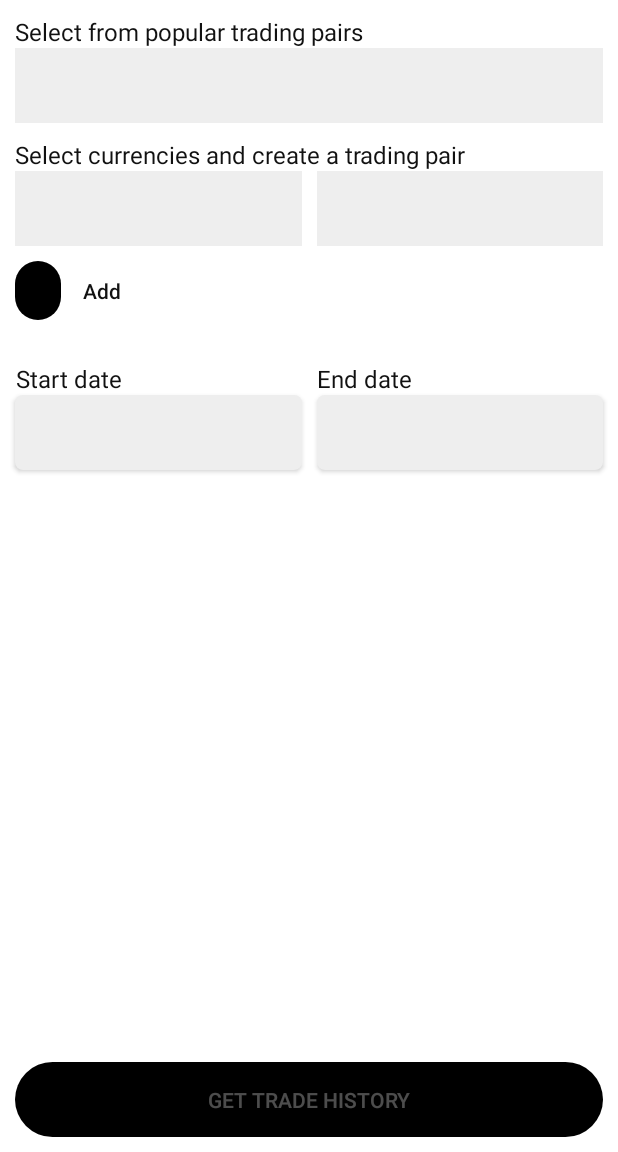
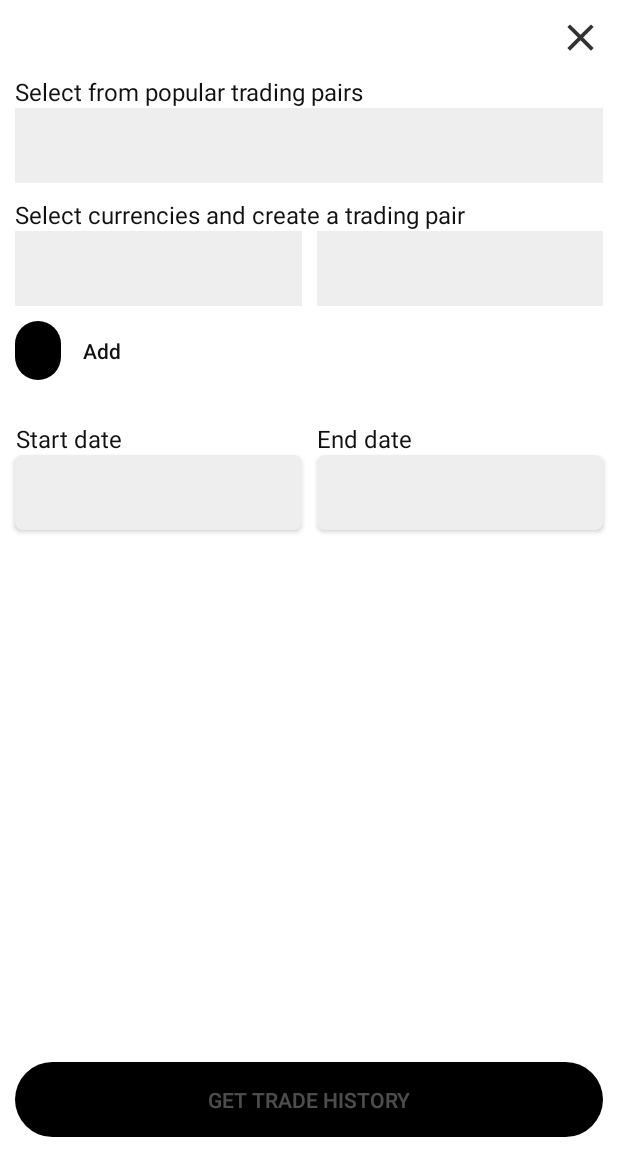
Before and after one commit to Tjx4/Wheather45, an Android app: the screen it shows after launch (MainActivity), after a tap on "Search", on a phone screen of 412 x 824 dp, the part 84-1236 px from its top. Run offline under Robolectric (Android 15) with nearby library versions, the light colour scheme and no system bars; our stand-ins replace data binding, navigation-ui; plain views replace AVLoadingIndicatorView; 14 statements that could not run were skipped.

Commit message:
Added close icon

```diff
--- /dev/null
+++ b/app/src/main/res/drawable-anydpi/ic_close.xml
@@ -0,0 +1,11 @@
+<vector xmlns:android="http://schemas.android.com/apk/res/android"
+    android:width="24dp"
+    android:height="24dp"
+    android:viewportWidth="24"
+    android:viewportHeight="24"
+    android:tint="#000000"
+    android:alpha="0.8">
+  <path
+      android:fillColor="@android:color/white"
+      android:pathData="M19,6.41L17.59,5 12,10.59 6.41,5 5,6.41 10.59,12 5,17.59 6.41,19 12,13.41 17.59,19 19,17.59 13.41,12z"/>
+</vector>
--- a/app/src/main/res/layout/fragment_history.xml
+++ b/app/src/main/res/layout/fragment_history.xml
@@ -109,16 +109,30 @@
 
         </androidx.coordinatorlayout.widget.CoordinatorLayout>
 
+
         <androidx.constraintlayout.widget.ConstraintLayout
-            android:visibility="invisible"
+            android:visibility="visible"
             android:id="@+id/clSearch"
             android:layout_width="match_parent"
             android:layout_height="match_parent"
             android:background="@color/lightBackground">
 
+            <ImageButton
+                android:id="@+id/btnCloseSearch"
+                android:layout_width="30dp"
+                android:layout_height="30dp"
+                android:src="@drawable/ic_close"
+                android:scaleType="fitCenter"
+                android:background="@android:color/transparent"
+                android:layout_margin="@dimen/xsmall_margin"
+                app:layout_constraintTop_toTopOf="parent"
+                app:layout_constraintRight_toRightOf="parent"/>
+
             <ScrollView
                 android:layout_width="match_parent"
-                android:layout_height="match_parent">
+                android:layout_height="0dp"
+                app:layout_constraintTop_toBottomOf="@+id/btnCloseSearch"
+                app:layout_constraintBottom_toBottomOf="parent">
 
                 <androidx.constraintlayout.widget.ConstraintLayout
                     android:layout_width="match_parent"
@@ -291,7 +305,7 @@
         </androidx.constraintlayout.widget.ConstraintLayout>
 
         <FrameLayout
-            android:visibility="visible"
+            android:visibility="gone"
             android:id="@+id/flLoader"
             android:layout_width="match_parent"
             android:layout_height="match_parent"
--- a/app/src/main/res/layout/pair_layout.xml
+++ b/app/src/main/res/layout/pair_layout.xml
@@ -25,7 +25,7 @@
         android:id="@+id/btnAddCurrencyPair"
         android:layout_width="30dp"
         android:layout_height="40dp"
-        android:src="@drawable/ic_close"
+        android:src="@drawable/ic_delete"
         android:scaleType="fitCenter"
         android:background="@android:color/transparent"
         android:paddingHorizontal="4dp"
```
Also changed, not shown: app/src/main/res/drawable-hdpi/ic_close.png, app/src/main/res/drawable-hdpi/ic_delete.png (added), app/src/main/res/drawable-mdpi/ic_close.png, app/src/main/res/drawable-mdpi/ic_delete.png (added), app/src/main/res/drawable-xhdpi/ic_close.png, app/src/main/res/drawable-xhdpi/ic_delete.png (added), app/src/main/res/drawable-xxhdpi/ic_close.png, app/src/main/res/drawable-xxhdpi/ic_delete.png (added).
